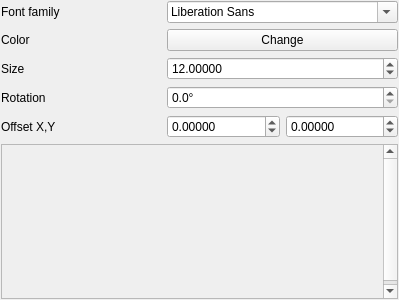
Above: src/ui/symbollayer/widget_fontmarker.ui from qgis/QGIS before the change. Below: the same form after it.
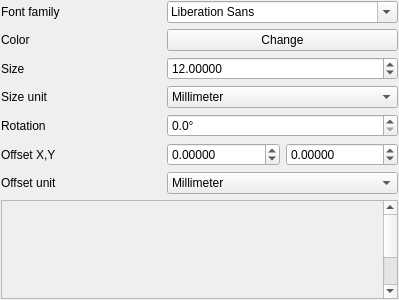
That is the form after the change. Custom widgets are drawn as their Qt base class.

Commit message: Possibility to specify several output units for font marker and ellipse symbol layers

What changed in the file:
```diff
--- a/src/ui/symbollayer/widget_fontmarker.ui
+++ b/src/ui/symbollayer/widget_fontmarker.ui
@@ -22,15 +22,93 @@
      <property name="sizeConstraint">
       <enum>QLayout::SetDefaultConstraint</enum>
      </property>
-     <property name="leftMargin">
-      <number>0</number>
-     </property>
-     <property name="topMargin">
-      <number>0</number>
-     </property>
      <property name="horizontalSpacing">
       <number>6</number>
      </property>
+     <property name="leftMargin">
+      <number>0</number>
+     </property>
+     <property name="topMargin">
+      <number>0</number>
+     </property>
+     <item row="5" column="0">
+      <widget class="QLabel" name="label_5">
+       <property name="text">
+        <string>Offset X,Y</string>
+       </property>
+      </widget>
+     </item>
+     <item row="4" column="0">
+      <widget class="QLabel" name="label_4">
+       <property name="text">
+        <string>Rotation</string>
+       </property>
+      </widget>
+     </item>
+     <item row="3" column="0">
+      <widget class="QLabel" name="mSizeUnitLabel">
+       <property name="text">
+        <string>Size unit</string>
+       </property>
+      </widget>
+     </item>
+     <item row="3" column="1">
+      <widget class="QComboBox" name="mSizeUnitComboBox">
+       <item>
+        <property name="text">
+         <string>Millimeter</string>
+        </property>
+       </item>
+       <item>
+        <property name="text">
+         <string>Map unit</string>
+        </property>
+       </item>
+      </widget>
+     </item>
+     <item row="2" column="1">
+      <widget class="QDoubleSpinBox" name="spinSize">
+       <property name="decimals">
+        <number>5</number>
+       </property>
+       <property name="maximum">
+        <double>99999999.000000000000000</double>
+       </property>
+       <property name="value">
+        <double>12.000000000000000</double>
+       </property>
+      </widget>
+     </item>
+     <item row="5" column="1">
+      <layout class="QHBoxLayout" name="horizontalLayout">
+       <item>
+        <widget class="QDoubleSpinBox" name="spinOffsetX">
+         <property name="decimals">
+          <number>5</number>
+         </property>
+         <property name="minimum">
+          <double>-100000.000000000000000</double>
+         </property>
+         <property name="maximum">
+          <double>100000.000000000000000</double>
+         </property>
+        </widget>
+       </item>
+       <item>
+        <widget class="QDoubleSpinBox" name="spinOffsetY">
+         <property name="decimals">
+          <number>5</number>
+         </property>
+         <property name="minimum">
+          <double>-100000.000000000000000</double>
+         </property>
+         <property name="maximum">
+          <double>100000.000000000000000</double>
+         </property>
+        </widget>
+       </item>
+      </layout>
+     </item>
      <item row="2" column="0">
       <widget class="QLabel" name="label_2">
        <property name="text">
@@ -38,10 +116,10 @@
        </property>
       </widget>
      </item>
-     <item row="1" column="1">
-      <widget class="QgsColorButtonV2" name="btnColor">
+     <item row="1" column="0">
+      <widget class="QLabel" name="label_3">
        <property name="text">
-        <string>Change</string>
+        <string>Color</string>
        </property>
       </widget>
      </item>
@@ -52,7 +130,17 @@
        </property>
       </widget>
      </item>
-     <item row="3" column="1">
+     <item row="1" column="1">
+      <widget class="QgsColorButtonV2" name="btnColor">
+       <property name="text">
+        <string>Change</string>
+       </property>
+      </widget>
+     </item>
+     <item row="0" column="1">
+      <widget class="QFontComboBox" name="cboFont"/>
+     </item>
+     <item row="4" column="1">
       <widget class="QDoubleSpinBox" name="spinAngle">
        <property name="suffix">
         <string>°</string>
@@ -65,70 +153,27 @@
        </property>
       </widget>
      </item>
-     <item row="4" column="1">
-      <layout class="QHBoxLayout" name="horizontalLayout">
+     <item row="6" column="1">
+      <widget class="QComboBox" name="mOffsetUnitComboBox">
        <item>
-        <widget class="QDoubleSpinBox" name="spinOffsetX">
-         <property name="decimals">
-          <number>5</number>
-         </property>
-         <property name="minimum">
-          <double>-100000.000000000000000</double>
-         </property>
-         <property name="maximum">
-          <double>100000.000000000000000</double>
-         </property>
-        </widget>
+        <property name="text">
+         <string>Millimeter</string>
+        </property>
        </item>
        <item>
-        <widget class="QDoubleSpinBox" name="spinOffsetY">
-         <property name="decimals">
-          <number>5</number>
-         </property>
-         <property name="minimum">
-          <double>-100000.000000000000000</double>
-         </property>
-         <property name="maximum">
-          <double>100000.000000000000000</double>
-         </property>
-        </widget>
+        <property name="text">
+         <string>Map unit</string>
+        </property>
        </item>
-      </layout>
-     </item>
-     <item row="4" column="0">
-      <widget class="QLabel" name="label_5">
-       <property name="text">
-        <string>Offset X,Y</string>
-       </property>
       </widget>
      </item>
-     <item row="1" column="0">
-      <widget class="QLabel" name="label_3">
+     <item row="6" column="0">
+      <widget class="QLabel" name="mOffsetUnitLabel">
        <property name="text">
-        <string>Color</string>
+        <string>Offset unit</string>
        </property>
       </widget>
      </item>
-     <item row="2" column="1">
-      <widget class="QDoubleSpinBox" name="spinSize">
-       <property name="decimals">
-        <number>5</number>
-       </property>
-       <property name="value">
-        <double>12.000000000000000</double>
-       </property>
-      </widget>
-     </item>
-     <item row="3" column="0">
-      <widget class="QLabel" name="label_4">
-       <property name="text">
-        <string>Rotation</string>
-       </property>
-      </widget>
-     </item>
-     <item row="0" column="1">
-      <widget class="QFontComboBox" name="cboFont"/>
-     </item>
     </layout>
    </item>
    <item>
```
The commit also changes 8 other files.
